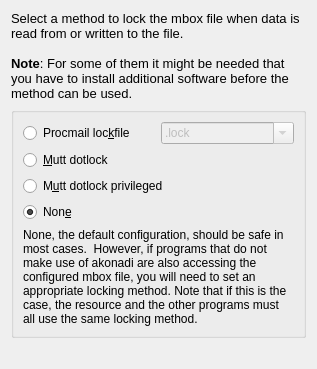
Above: resources/mbox/lockfilepage.ui from KDE/kdepim-runtime before the change. Below: the same form after it.
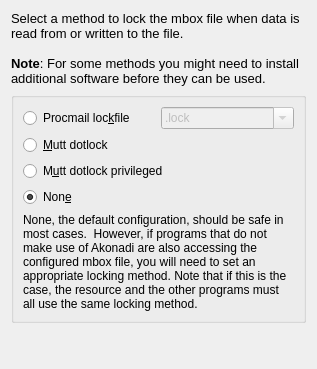
That is the form after the change. Custom widgets are drawn as their Qt base class.

Diff of the .ui file:
```diff
--- a/resources/mbox/lockfilepage.ui
+++ b/resources/mbox/lockfilepage.ui
@@ -24,7 +24,7 @@
 &lt;/style&gt;&lt;/head&gt;&lt;body style=&quot; font-family:'Sans Serif'; font-size:10pt; font-weight:400; font-style:normal;&quot;&gt;
 &lt;p style=&quot; margin-top:0px; margin-bottom:0px; margin-left:0px; margin-right:0px; -qt-block-indent:0; text-indent:0px;&quot;&gt;Select a method to lock the mbox file when data is read from or written to the file.&lt;/p&gt;
 &lt;p style=&quot;-qt-paragraph-type:empty; margin-top:0px; margin-bottom:0px; margin-left:0px; margin-right:0px; -qt-block-indent:0; text-indent:0px;&quot;&gt;&lt;/p&gt;
-&lt;p style=&quot; margin-top:0px; margin-bottom:0px; margin-left:0px; margin-right:0px; -qt-block-indent:0; text-indent:0px;&quot;&gt;&lt;span style=&quot; font-weight:600;&quot;&gt;Note&lt;/span&gt;: For some of them it might be needed that you have to install additional software before the method can be used.&lt;/p&gt;&lt;/body&gt;&lt;/html&gt;</string>
+&lt;p style=&quot; margin-top:0px; margin-bottom:0px; margin-left:0px; margin-right:0px; -qt-block-indent:0; text-indent:0px;&quot;&gt;&lt;span style=&quot; font-weight:600;&quot;&gt;Note&lt;/span&gt;: For some methods you might need to install additional software before they can be used.&lt;/p&gt;&lt;/body&gt;&lt;/html&gt;</string>
      </property>
      <property name="wordWrap">
       <bool>true</bool>
@@ -89,7 +89,7 @@
       <item row="4" column="0" colspan="2">
        <widget class="QLabel" name="label_2">
         <property name="text">
-         <string>None, the default configuration, should be safe in most cases.  However, if programs that do not make use of akonadi are also accessing the configured mbox file, you will need to set an appropriate locking method. Note that if this is the case, the resource and the other programs must all use the same locking method.</string>
+         <string>None, the default configuration, should be safe in most cases.  However, if programs that do not make use of Akonadi are also accessing the configured mbox file, you will need to set an appropriate locking method. Note that if this is the case, the resource and the other programs must all use the same locking method.</string>
         </property>
         <property name="wordWrap">
          <bool>true</bool>
```
